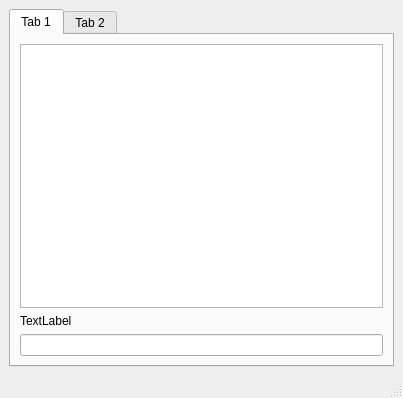
Before: the Qt Designer form gui.ui in Apazidii/Hangul_tutor, drawn with Qt 5.
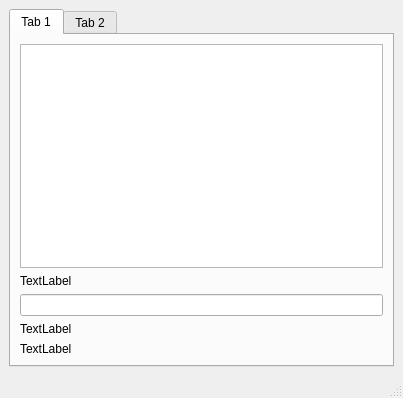
After: the same form once the commit is applied. The open tabs and pages were chosen to show the change.

```diff
--- a/gui.ui
+++ b/gui.ui
@@ -38,6 +38,20 @@
         <item>
          <widget class="QLineEdit" name="lineEdit"/>
         </item>
+        <item>
+         <widget class="QLabel" name="label_3">
+          <property name="text">
+           <string>TextLabel</string>
+          </property>
+         </widget>
+        </item>
+        <item>
+         <widget class="QLabel" name="label_4">
+          <property name="text">
+           <string>TextLabel</string>
+          </property>
+         </widget>
+        </item>
        </layout>
       </widget>
       <widget class="QWidget" name="tab_2">
```
Left out of the diff: 10 changed lines with no effect on the pictures.
